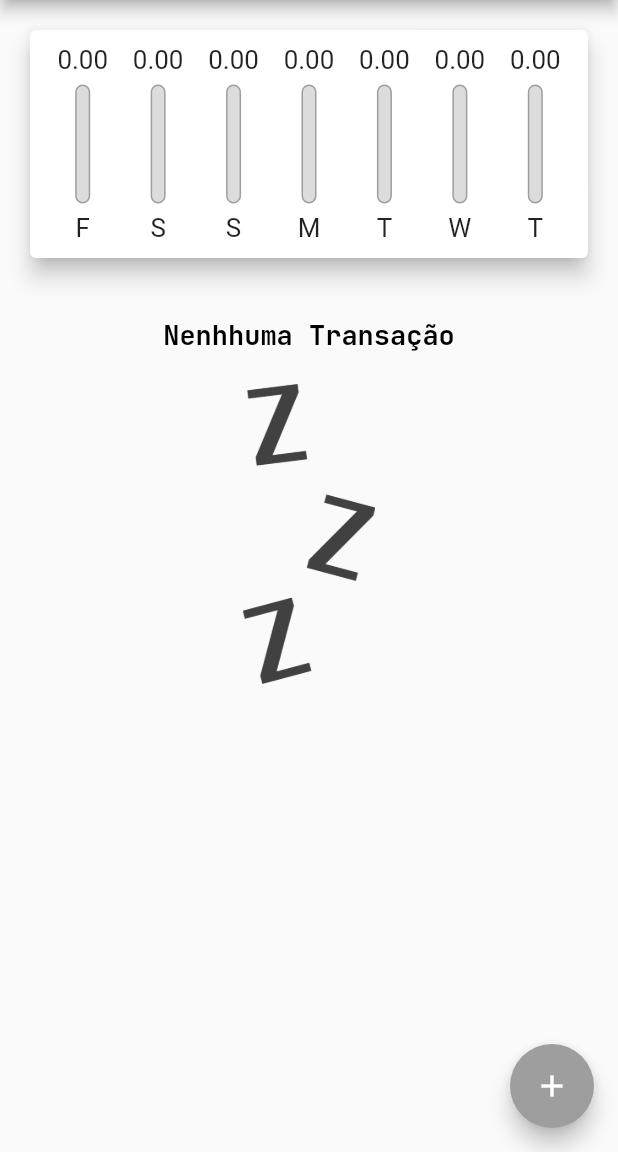
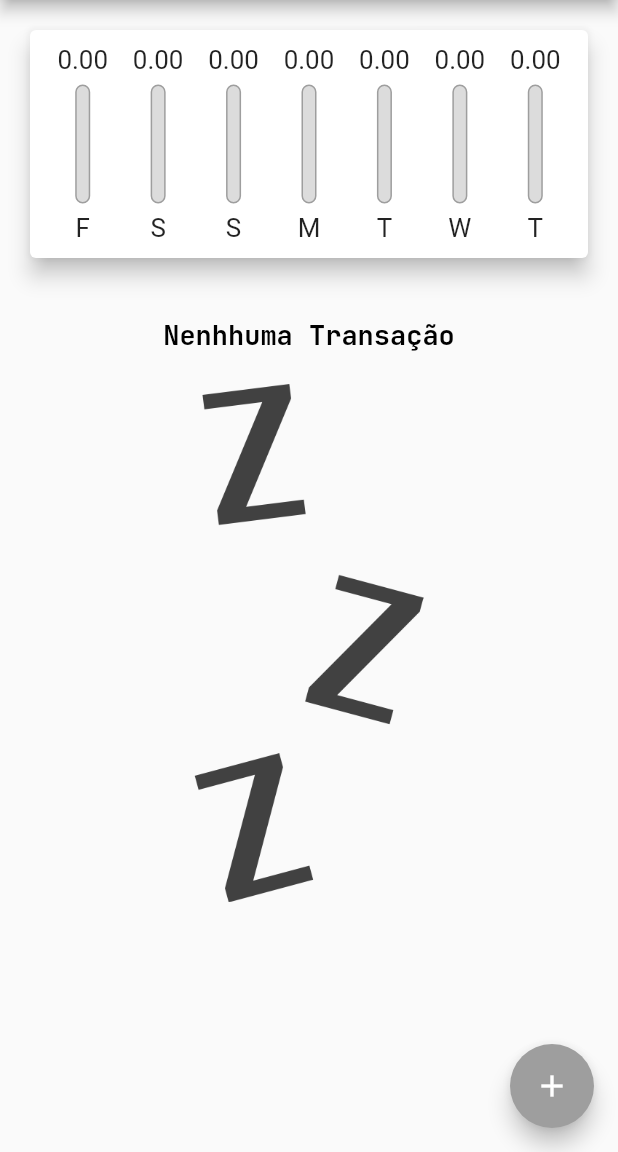
Before and after one commit to JoaoVGStahl/expenses, a Flutter app: the screen it shows after launch, on a phone screen of 412 x 824 dp, the part 84-1236 px from its top. Run offline on Flutter 3.47's test engine with Material 2 defaults, Android fonts, the phone set to English and light mode, and no system bars.

Commit message:
responsividade modo paisagem

```diff
--- a/lib/components/transaction_list.dart
+++ b/lib/components/transaction_list.dart
@@ -12,7 +12,9 @@ class TransactionList extends StatelessWidget {
   @override
   Widget build(BuildContext context) {
     return transactions.isEmpty
-        ? Column(
+        ? LayoutBuilder(
+            builder: (ctx, constraints) {
+              return Column(
                 children: [
                   SizedBox(
                     height: 20,
@@ -23,13 +25,15 @@ class TransactionList extends StatelessWidget {
                     height: 20,
                   ),
                   Container(
-                height: 200,
+                    height: constraints.maxHeight * 0.6,
                     child: Image.asset(
                       'assets/images/waiting.png',
                       fit: BoxFit.cover,
                     ),
                   ),
                 ],
+              );
+            },
           )
         : ListView.builder(
             itemCount: transactions.length,
--- a/lib/main.dart
+++ b/lib/main.dart
@@ -47,6 +47,7 @@ class MyHomePage extends StatefulWidget {
 
 class _MyHomePageState extends State<MyHomePage> {
   final List<Transaction> _transcations = [];
+  bool _showChart = false;
 
   List<Transaction> get _recentTransactions {
     return _transcations.where((tr) {
@@ -85,14 +86,26 @@ class _MyHomePageState extends State<MyHomePage> {
 
   @override
   Widget build(BuildContext context) {
+    bool isLandscape =
+        MediaQuery.of(context).orientation == Orientation.landscape;
+
     final appBar = AppBar(
       title: Text(
         "ForEx",
       ),
       actions: [
+        if(isLandscape) IconButton(
+          onPressed: () {
+            setState(() {
+              _showChart = !_showChart;
+            });
+          },
+          icon: Icon(_showChart ? Icons.list : Icons.show_chart),
+        ),
         IconButton(
           onPressed: () => _openTransactionFormModal(context),
-            icon: Icon(Icons.add))
+          icon: Icon(Icons.add),
+        ),
       ],
     );
 
@@ -106,10 +119,12 @@ class _MyHomePageState extends State<MyHomePage> {
         child: Column(
             crossAxisAlignment: CrossAxisAlignment.stretch,
             children: <Widget>[
+              if (_showChart || !isLandscape)
                 Container(
-                height: availableHeight * 0.25,
+                  height: availableHeight * (isLandscape ? 0.70 : 0.25),
                   child: Chart(_recentTransactions),
                 ),
+              if (!_showChart || !isLandscape)
                 Container(
                   height: availableHeight * 0.75,
                   child: TransactionList(_transcations, _deleteTransaction),
```
Lines whose indentation alone changed are shown as unchanged.
